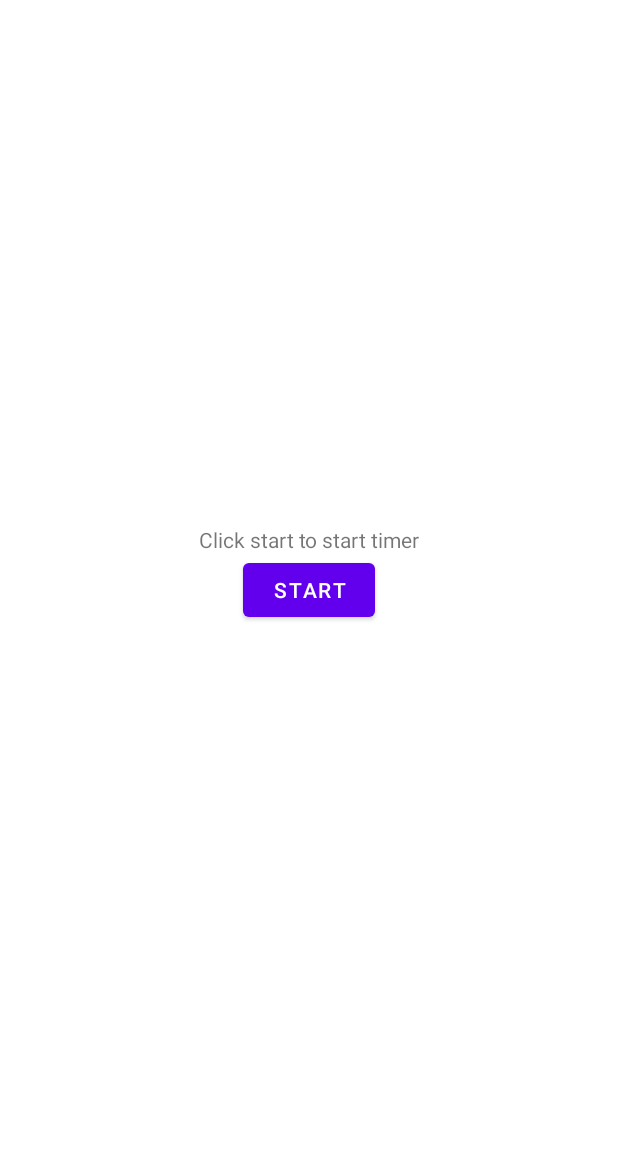
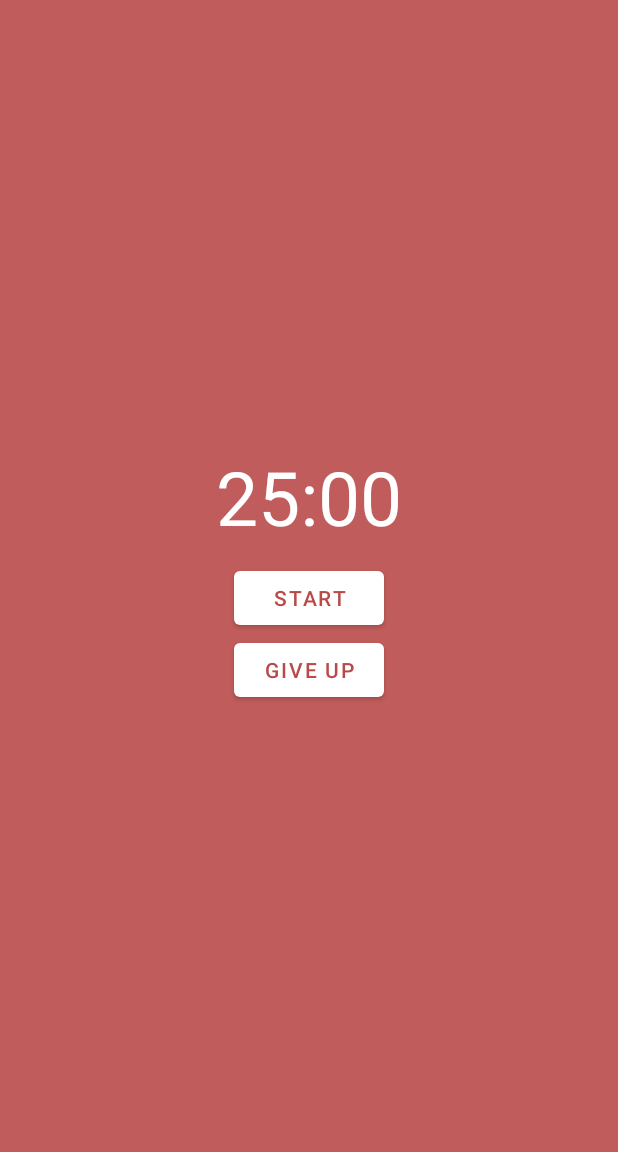
Before and after one commit to Lamlance/HCMUS_CSC13009_20KTPM2_Group02_ScheduleProject, an Android app: the fragment TimerFragment placed in its activity, on a phone screen of 412 x 824 dp, the part 84-1236 px from its top. Run offline under Robolectric (Android 15) with nearby library versions, the phone set to English and light mode, and no system bars; our stand-ins replace navigation-ui; 2 statements that could not run were skipped.

Commit message:
start/giveup button, format timer

```diff
--- a/app/src/main/java/com/honaglam/scheduleproject/TimerFragment.java
+++ b/app/src/main/java/com/honaglam/scheduleproject/TimerFragment.java
@@ -2,6 +2,7 @@ package com.honaglam.scheduleproject;
 
 import android.content.ComponentName;
 import android.content.ServiceConnection;
+import android.graphics.Color;
 import android.os.Bundle;
 
 import androidx.annotation.NonNull;
@@ -11,6 +12,7 @@ import androidx.fragment.app.Fragment;
 import android.os.Handler;
 import android.os.IBinder;
 import android.os.Looper;
+import android.util.Log;
 import android.view.LayoutInflater;
 import android.view.View;
 import android.view.ViewGroup;
@@ -33,6 +35,7 @@ public class TimerFragment extends Fragment {
 
   private TextView txtTimer;
   private Button btnTimer;
+  private Button btnPause;
   protected TimerService timerService;
   private long millisRemain = 1;
   public synchronized void setMillisRemain(long millisRemain) {
@@ -71,10 +74,15 @@ public class TimerFragment extends Fragment {
   public void onViewCreated(@NonNull View view, @Nullable Bundle savedInstanceState) {
     super.onViewCreated(view, savedInstanceState);
     txtTimer = getView().findViewById(R.id.txtTimer);
+    txtTimer.setTextColor(Color.parseColor("#ffffff"));
     ((MainActivity)getActivity()).bindTimerService(new TimerConnectionService());
+    view.setBackgroundColor(Color.parseColor("#c15c5c"));
+
+    btnTimer = getView().findViewById(R.id.btnTimerStart);
+    btnTimer.setBackgroundColor(Color.parseColor("#ffffff"));
+    btnTimer.setTextColor(Color.parseColor("#ba4949"));
 
 
-    btnTimer = getView().findViewById(R.id.btnTimerStart);
     btnTimer.setOnClickListener(new View.OnClickListener() {
       @Override
       public void onClick(View view) {
@@ -85,13 +93,25 @@ public class TimerFragment extends Fragment {
       }
     });
 
+    btnPause = getView().findViewById(R.id.btnTimerPause);
+    btnPause.setBackgroundColor(Color.parseColor("#ffffff"));
+    btnPause.setTextColor(Color.parseColor("#ba4949"));
+    btnPause.setOnClickListener(new View.OnClickListener() {
+      @Override
+      public void onClick(View view) {
+        timerService.stopTimer();
+      }
+    });
 
   }
 
   class UpdateTimeUI implements Runnable{
     @Override
     public void run() {
-      txtTimer.setText(String.format("%d",getMillisRemain()));
+      int seconds = ((int) getMillisRemain() / 1000) % 60;
+      int minutes = (int) getMillisRemain() / (60 * 1000);
+      txtTimer.setText(String.format("%d:%02d",minutes, seconds));
+      txtTimer.setTextSize(50);
       if(millisRemain > 0){
         txtTimer.postDelayed(new UpdateTimeUI(),1000);
       }else {
--- a/app/src/main/java/com/honaglam/scheduleproject/TimerService.java
+++ b/app/src/main/java/com/honaglam/scheduleproject/TimerService.java
@@ -62,7 +62,7 @@ public class TimerService extends Service {
   class Timer implements Runnable {
     @Override
     public void run() {
-      timer = new CountDownTimer(30*1000,1000) {
+      timer = new CountDownTimer(1500*1000,1000) {
         @Override
         public void onTick(long l) {
           millisRemain = l;
--- a/app/src/main/res/layout/fragment_timer.xml
+++ b/app/src/main/res/layout/fragment_timer.xml
@@ -15,12 +15,20 @@
         android:id="@+id/txtTimer"
         android:layout_width="wrap_content"
         android:layout_height="wrap_content"
-        android:text="Click start to start timer" />
+        android:text="25:00"
+        android:textSize="50sp"/>
     <Button
         android:id="@+id/btnTimerStart"
-        android:layout_width="wrap_content"
+        android:layout_width="100dp"
         android:layout_height="wrap_content"
-        android:text="START"/>
+        android:text="START"
+        android:layout_marginTop="10dp"/>
+    <Button
+        android:id="@+id/btnTimerPause"
+        android:layout_width="100dp"
+        android:layout_height="wrap_content"
+        android:text="GIVE UP"/>
+
   </LinearLayout>
 
 </FrameLayout>
```
